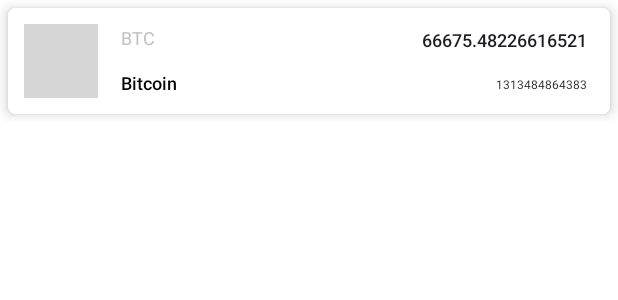
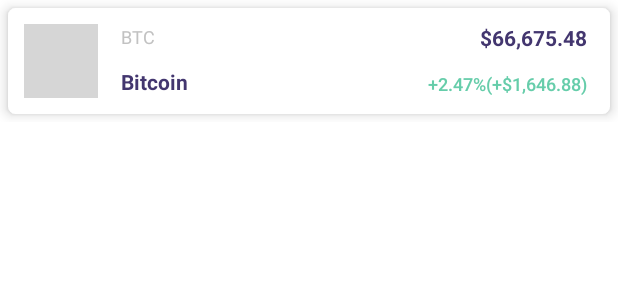
Before and after one commit to SaidAtmaca/CurrencyApp, an Android app built with Jetpack Compose: the @Preview function CryptoRowPreview, on a phone screen of 412 x 824 dp. Shown: the top 300 px of the screen. Run offline under Robolectric (Android 15) with nearby library versions, the phone set to English and light mode, and no system bars; libraries missing offline, so code that uses them is left out: coil.decode; pictures from the network do not load; 2 statements that could not run were skipped; grey boxes are pictures that could not be loaded.

Commit message:
fix: price and change values formatted in crypto row.

```diff
--- a/app/src/main/java/com/saidatmaca/currencyapp/core/common/Extensions.kt
+++ b/app/src/main/java/com/saidatmaca/currencyapp/core/common/Extensions.kt
@@ -19,13 +19,16 @@ import com.google.gson.reflect.TypeToken
 import com.saidatmaca.currencyapp.core.WebServiceError
 import com.saidatmaca.currencyapp.core.utils.ResponseResult
 import com.saidatmaca.currencyapp.data.local.entity.User
+import com.saidatmaca.currencyapp.domain.model.Coin
 import com.saidatmaca.currencyapp.domain.use_case.UserLiveUseCase
 import kotlinx.coroutines.Dispatchers
 import kotlinx.coroutines.flow.distinctUntilChanged
 import kotlinx.coroutines.flow.flowOn
 import kotlinx.coroutines.launch
 import java.io.ByteArrayOutputStream
+import java.text.DecimalFormat
 import java.util.Locale
+import kotlin.math.abs
 
 
 fun View.visible() {
@@ -125,6 +128,51 @@ fun Int.formatTime(): String {
 
 }
 
+fun Double.formatPrice(): String{
+
+    if (this > 1){
+        val decimalFormat = DecimalFormat("#,###.00")
+        val formattedNumber = decimalFormat.format(this)
+
+        val returnString = "$$formattedNumber"
+
+        return returnString
+
+    }else{
+
+        val formattedNumber = String.format("%.2f", this)
+        val returnString = "$$formattedNumber"
+
+        return returnString
+    }
+
+}
+
+fun Float.formatChange(coin: Coin) : String{
+    val decimalFormat = DecimalFormat("#,###.00")
+    if (this >= 0){
+        var plusValue = (coin.price * this) / 100
+        val formattedPlusValue = decimalFormat.format(plusValue)
+        val newString ="+$this%(+$$formattedPlusValue)"
+
+        if (this == 0f){
+            val zeroString ="$this%($$formattedPlusValue)"
+            return zeroString
+        }else{
+            return newString
+        }
+
+
+    }else{
+        var negativeValue = (coin.price * abs(this)) / 100
+        val formattedNegativeValue = decimalFormat.format(negativeValue)
+        val newString ="-$this%(-$$formattedNegativeValue)"
+
+        return newString
+    }
+
+}
+
 
 fun ViewModel.observeUserLive(userLiveUseCase: UserLiveUseCase, updateUser : (user : User?) -> Unit) {
     viewModelScope.launch {
--- a/app/src/main/java/com/saidatmaca/currencyapp/core/utils/ColorPallette.kt
+++ b/app/src/main/java/com/saidatmaca/currencyapp/core/utils/ColorPallette.kt
@@ -21,5 +21,7 @@ data class MainColorPalette(
     val tone3 : Color,
     val tone4 : Color,
     val tone5 : Color,
+    val tone6 : Color,
+    val tone7 : Color,
 
 )
--- a/app/src/main/java/com/saidatmaca/currencyapp/data/repository/DummyDataRepository.kt
+++ b/app/src/main/java/com/saidatmaca/currencyapp/data/repository/DummyDataRepository.kt
@@ -17,11 +17,11 @@ object DummyDataRepository {
         "Bitcoin",
         "#f7931A",
         "https://cdn.coinranking.com/bOabBYkcX/bitcoin_btc.svg",
-        "1313484864383",
-        "66675.48226616521",
+        1313484864383,
+        66675.48226616521,
         1330214400L,
         1,
-        "2.47",
+        2.47f,
         1
     )
 
--- a/app/src/main/java/com/saidatmaca/currencyapp/domain/model/Coin.kt
+++ b/app/src/main/java/com/saidatmaca/currencyapp/domain/model/Coin.kt
@@ -9,17 +9,17 @@ data class Coin(
     var name: String = "",
     var color: String? = null,
     var iconUrl: String = "",
-    var marketCap: String = "",
-    var price: String= "",
+    var marketCap: Long = 0L,
+    var price: Double= 0.0,
     var listedAt: Long= -1L,
     var tier: Int = 0,
-    var change: String = "",
+    var change: Float = 0f,
     var rank: Int = 0,
-    var sparkline: List<String?> = listOf(),
+    var sparkline: List<Double?> = listOf(),
     var lowVolume: Boolean = false,
     var coinrankingUrl: String = "",
-    var `24hVolume`: String = "",
-    var btcPrice: String = "",
+    var `24hVolume`: Double = 0.0,
+    var btcPrice: Double = 0.0,
     var contractAddresses: List<String> = listOf()
 
 
--- a/app/src/main/java/com/saidatmaca/currencyapp/presentation/components/CryptoRow.kt
+++ b/app/src/main/java/com/saidatmaca/currencyapp/presentation/components/CryptoRow.kt
@@ -39,6 +39,8 @@ import com.bumptech.glide.integration.compose.Placeholder
 import com.bumptech.glide.integration.compose.placeholder
 import com.bumptech.glide.signature.ObjectKey
 import com.saidatmaca.currencyapp.R
+import com.saidatmaca.currencyapp.core.common.formatChange
+import com.saidatmaca.currencyapp.core.common.formatPrice
 import com.saidatmaca.currencyapp.data.repository.DummyDataRepository
 import com.saidatmaca.currencyapp.domain.model.Coin
 import com.saidatmaca.currencyapp.presentation.ui.theme.greyColorPalette
@@ -92,7 +94,8 @@ fun CryptoRow(
             Row(
                 Modifier
                     .fillMaxHeight()
-                    .width(IntrinsicSize.Max)) {
+                    .fillMaxWidth()
+                    .weight(1f)) {
 
                 Image(painter = painter,
                     contentDescription ="",
@@ -131,15 +134,22 @@ fun CryptoRow(
                 Column(
                     modifier = Modifier
                         .fillMaxHeight()
-                        .width(IntrinsicSize.Max)
+                        .fillMaxWidth()
                         .padding(start = 10.dp),
                     horizontalAlignment = Alignment.Start,
                     verticalArrangement = Arrangement.SpaceAround
                 ) {
 
-                    Text(text = coin.symbol, fontSize = 12.sp, color = greyColorPalette.tone50)
+                    Text(text = coin.symbol,
+                        fontSize = 12.sp,
+                        color = greyColorPalette.tone50)
 
-                    Text(text = coin.name, fontSize = 12.sp, color = Color.Black, fontWeight = FontWeight.Medium)
+                    Text(text = coin.name,
+                        fontSize = 14.sp,
+                        color = mainColorPalette.tone5,
+                        fontWeight = FontWeight.Bold,
+                        maxLines = 1,
+                        modifier = Modifier.fillMaxWidth().padding(end = 5.dp))
                 }
             }
 
@@ -151,9 +161,15 @@ fun CryptoRow(
                 horizontalAlignment = Alignment.End,
                 verticalArrangement = Arrangement.SpaceAround
                 ) {
-                Text(text = coin.price, fontSize = 12.sp, fontWeight = FontWeight.Medium)
+                Text(text = coin.price.formatPrice(),
+                    fontSize = 14.sp,
+                    fontWeight = FontWeight.Bold,
+                    color = mainColorPalette.tone5)
 
-                Text(text = coin.marketCap, fontSize = 8.sp)
+                Text(text = coin.change.formatChange(coin),
+                    fontSize = 12.sp,
+                    color = if (coin.change >= 0 ) mainColorPalette.tone7 else mainColorPalette.tone6,
+                    fontWeight = FontWeight.SemiBold)
             }
 
 
--- a/app/src/main/java/com/saidatmaca/currencyapp/presentation/ui/theme/Color.kt
+++ b/app/src/main/java/com/saidatmaca/currencyapp/presentation/ui/theme/Color.kt
@@ -43,7 +43,9 @@ val mainColorPalette = MainColorPalette(
     tone2 = Color(0xFF31304D),
     tone3 = Color(0xFFB6BBC4),
     tone4 =Color(0xFF1F0ECE5),
-    tone5 = Color(0xFF43366F)
+    tone5 = Color(0xFF43366F),
+    tone6 = Color(0xFFFF505F),
+    tone7 = Color(0xFF66CDAA),
 )
 
 val appColor = Color(0xFF31304D)
```
Also changed, not shown: app/src/main/java/com/saidatmaca/currencyapp/domain/model/Stats.kt (+4 -4 lines), app/src/main/java/com/saidatmaca/currencyapp/presentation/ui/detail/DetailScreen.kt (+5 -4 lines).
